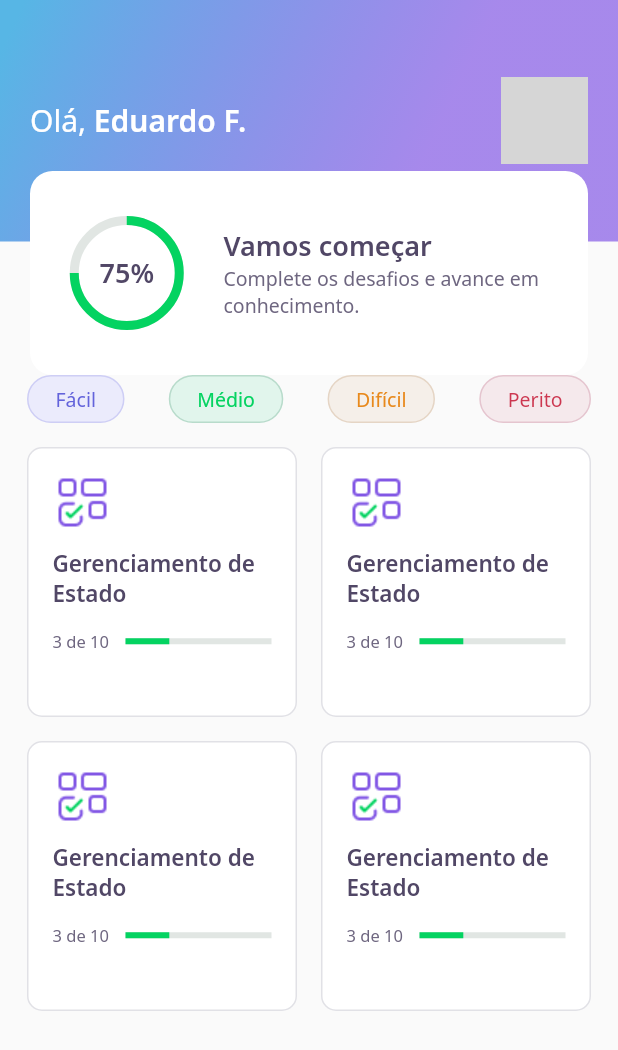
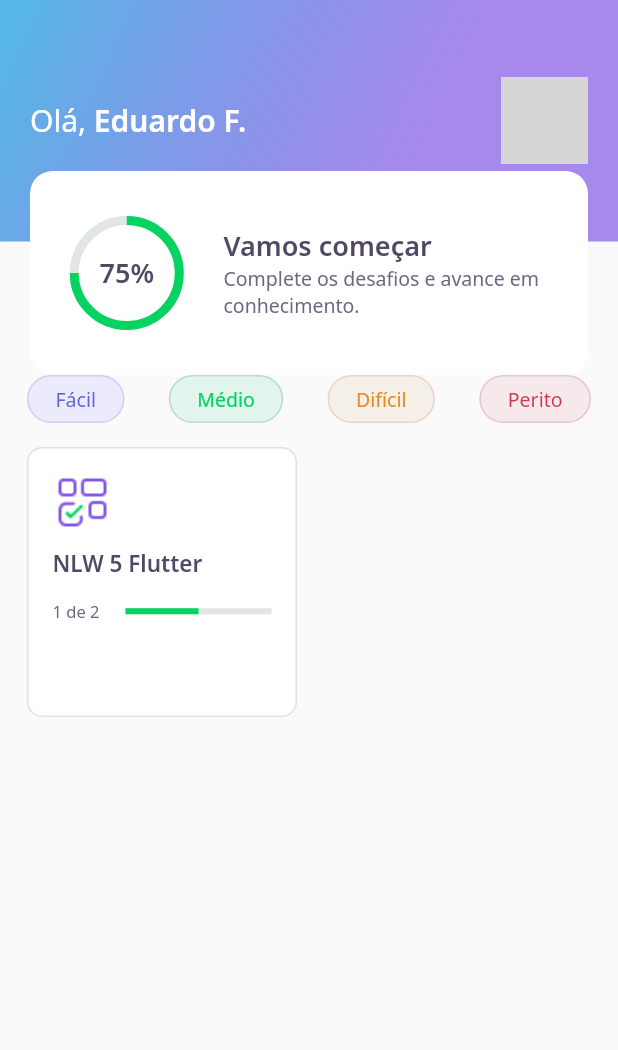
Before and after one commit to fernandes-dev/devquiz, a Flutter app: the HomePage screen opened directly, on a phone screen of 412 x 824 dp. Shown: the top 1050 px of the screen. Run offline on Flutter 3.47's test engine with Material 2 defaults, Android fonts, the phone set to English and light mode, and no system bars; our stand-ins replace google_fonts; accounts and stored records are empty; network calls fail; grey boxes are pictures that could not be loaded.

Commit message:
third day features

```diff
--- /dev/null
+++ b/database/quizzes.json
@@ -0,0 +1,34 @@
+[
+  {
+    "title": "NLW 5 Flutter",
+    "image": "blocks",
+    "questionAnswered": 1,
+    "level": "facil",
+    "questions": [
+      {
+        "title": "Está curtindo o Flutter?",
+        "answers": [
+          { "title": "Sim, o NLW é muito massa." },
+          { "title": "Não, achei muito chato." },
+          { "title": "Era melhor ter ido ver o filme do Pelé." },
+          {
+            "title": "Amando demais, melhor curso de Flutter.",
+            "isRight": true
+          }
+        ]
+      },
+      {
+        "title": "Está curtindo o Flutter?",
+        "answers": [
+          { "title": "Sim, o NLW é muito massa." },
+          { "title": "Não, achei muito chato." },
+          { "title": "Era melhor ter ido ver o filme do Pelé." },
+          {
+            "title": "Amando demais, melhor curso de Flutter.",
+            "isRight": true
+          }
+        ]
+      }
+    ]
+  }
+]
--- /dev/null
+++ b/database/user.json
@@ -0,0 +1,5 @@
+{
+  "name": "Eduardo F.",
+  "score": 0,
+  "photoUrl": "https://avatars.githubusercontent.com/u/44908695?s=400&u=83ebb03fabcb43a1a7db020070c3f26b72c63078&v=4"
+}
--- a/lib/core/app_widget.dart
+++ b/lib/core/app_widget.dart
@@ -1,4 +1,4 @@
-import 'package:devquiz/challenge/challenge_page.dart';
+import 'package:devquiz/home/home_page.dart';
 import 'package:flutter/material.dart';
 
 class AppWidget extends StatelessWidget {
@@ -6,7 +6,7 @@ class AppWidget extends StatelessWidget {
   Widget build(BuildContext context) {
     return MaterialApp(
       title: "DevQuiz",
-      home: ChallengePage(),
+      home: HomePage(),
     );
   }
 }
--- /dev/null
+++ b/lib/home/home_controller.dart
@@ -0,0 +1,31 @@
+import 'package:devquiz/core/app_images.dart';
+import 'package:devquiz/home/home_repository.dart';
+import 'package:devquiz/home/home_state.dart';
+import 'package:devquiz/shared/models/answer_model.dart';
+import 'package:devquiz/shared/models/question_model.dart';
+import 'package:devquiz/shared/models/quiz_model.dart';
+import 'package:devquiz/shared/models/user_model.dart';
+import 'package:flutter/material.dart';
+
+class HomeController {
+  final stateNotifier = ValueNotifier<HomeState>(HomeState.empty);
+  set state(HomeState state) => stateNotifier.value = state;
+  HomeState get state => stateNotifier.value;
+
+  UserModel? user;
+  List<QuizModel>? quizzes;
+
+  final repository = HomeRepository();
+
+  void getUser() async {
+    state = HomeState.loading;
+    user = await repository.getUser();
+    state = HomeState.success;
+  }
+
+  void getQuizzes() async {
+    state = HomeState.loading;
+    quizzes = await repository.getQuizzes();
+    state = HomeState.success;
+  }
+}
--- a/lib/home/home_page.dart
+++ b/lib/home/home_page.dart
@@ -1,7 +1,10 @@
+import 'package:devquiz/core/app_colors.dart';
+import 'package:devquiz/home/home_state.dart';
 import 'package:devquiz/home/widgets/level_button/level_button_widget.dart';
 import 'package:devquiz/home/widgets/quiz_card/quiz_card_widget.dart';
 import 'package:flutter/material.dart';
 
+import 'home_controller.dart';
 import 'widgets/appbar/app_bar_widget.dart';
 
 class HomePage extends StatefulWidget {
@@ -12,10 +15,25 @@ class HomePage extends StatefulWidget {
 final List<String> levelButtonsList = ["Fácil", "Médio", "Difícil", "Perito"];
 
 class _HomePageState extends State<HomePage> {
+  final controller = HomeController();
+
+  @override
+  void initState() {
+    super.initState();
+    controller.getUser();
+    controller.getQuizzes();
+    controller.stateNotifier.addListener(() {
+      setState(() {});
+    });
+  }
+
   @override
   Widget build(BuildContext context) {
+    if (controller.state == HomeState.success) {
       return Scaffold(
-      appBar: AppBarWidget(),
+        appBar: AppBarWidget(
+          user: controller.user!,
+        ),
         body: Padding(
           padding: const EdgeInsets.symmetric(horizontal: 10),
           child: Column(
@@ -33,17 +51,28 @@ class _HomePageState extends State<HomePage> {
               Expanded(
                 child: GridView.count(
                   crossAxisCount: 2,
-                children: [
-                  QuizCardWidget(),
-                  QuizCardWidget(),
-                  QuizCardWidget(),
-                  QuizCardWidget(),
-                ],
+                  children: controller.quizzes!.map((quiz) {
+                    return QuizCardWidget(
+                      title: quiz.title,
+                      percentage: quiz.questionAnswered / quiz.questions.length,
+                      completed:
+                          "${quiz.questionAnswered} de ${quiz.questions.length}",
+                    );
+                  }).toList(),
                 ),
               )
             ],
           ),
         ),
       );
+    } else {
+      return Scaffold(
+        body: Center(
+          child: CircularProgressIndicator(
+            valueColor: AlwaysStoppedAnimation<Color>(AppColors.darkGreen),
+          ),
+        ),
+      );
     }
   }
+}
--- /dev/null
+++ b/lib/home/home_state.dart
@@ -0,0 +1 @@
+enum HomeState { success, loading, error, empty }
--- a/lib/home/widgets/appbar/app_bar_widget.dart
+++ b/lib/home/widgets/appbar/app_bar_widget.dart
@@ -1,10 +1,13 @@
 import 'package:devquiz/core/app_gradients.dart';
 import 'package:devquiz/core/app_text_styles.dart';
 import 'package:devquiz/home/widgets/score_card/score_card_widget.dart';
+import 'package:devquiz/shared/models/user_model.dart';
 import 'package:flutter/material.dart';
 
 class AppBarWidget extends PreferredSize {
-  AppBarWidget()
+  final UserModel user;
+
+  AppBarWidget({required this.user})
       : super(
           preferredSize: Size.fromHeight(250),
           child: Container(
@@ -25,7 +28,7 @@ class AppBarWidget extends PreferredSize {
                           style: AppTextStyles.title,
                           children: [
                             TextSpan(
-                                text: "Eduardo F.",
+                                text: user.name,
                                 style: AppTextStyles.titleBold),
                           ],
                         ),
@@ -36,8 +39,7 @@ class AppBarWidget extends PreferredSize {
                         decoration: BoxDecoration(
                           borderRadius: BorderRadius.circular(10),
                           image: DecorationImage(
-                            image: NetworkImage(
-                                "https://avatars.githubusercontent.com/u/44908695?s=400&u=83ebb03fabcb43a1a7db020070c3f26b72c63078&v=4"),
+                            image: NetworkImage(user.photoUrl),
                           ),
                         ),
                       )
--- a/lib/home/widgets/quiz_card/quiz_card_widget.dart
+++ b/lib/home/widgets/quiz_card/quiz_card_widget.dart
@@ -1,10 +1,22 @@
+import 'package:flutter/material.dart';
+
 import 'package:devquiz/core/app_colors.dart';
 import 'package:devquiz/core/app_images.dart';
 import 'package:devquiz/core/app_text_styles.dart';
 import 'package:devquiz/shared/widgets/progress_indicator/progress_indicator_widget.dart';
-import 'package:flutter/material.dart';
 
 class QuizCardWidget extends StatelessWidget {
+  final String title;
+  final String completed;
+  final double percentage;
+
+  const QuizCardWidget({
+    Key? key,
+    required this.title,
+    required this.completed,
+    required this.percentage,
+  }) : super(key: key);
+
   @override
   Widget build(BuildContext context) {
     return Padding(
@@ -26,7 +38,7 @@ class QuizCardWidget extends StatelessWidget {
             ),
             SizedBox(height: 10),
             Text(
-              "Gerenciamento de Estado",
+              title,
               style: AppTextStyles.heading15,
             ),
             SizedBox(height: 15),
@@ -35,13 +47,13 @@ class QuizCardWidget extends StatelessWidget {
                 Expanded(
                   flex: 1,
                   child: Text(
-                    "3 de 10",
+                    completed,
                     style: AppTextStyles.body11,
                   ),
                 ),
                 Expanded(
                   flex: 2,
-                  child: ProgressIndicatorWidget(value: 0.3),
+                  child: ProgressIndicatorWidget(value: percentage),
                 )
               ],
             )
--- /dev/null
+++ b/lib/shared/models/quiz_model.dart
@@ -0,0 +1,65 @@
+import 'dart:convert';
+
+import 'package:devquiz/shared/models/question_model.dart';
+
+enum Level { facil, medio, dificil, perito }
+
+extension LevelStringExt on String {
+  Level get parse => {
+        "facil": Level.facil,
+        "medio": Level.medio,
+        "dificil": Level.dificil,
+        "perito": Level.perito,
+      }[this]!;
+}
+
+extension LevelExt on Level {
+  String get parse => {
+        Level.facil: "facil",
+        Level.medio: "medio",
+        Level.dificil: "dificil",
+        Level.perito: "perito",
+      }[this]!;
+}
+
+class QuizModel {
+  final String title;
+  final List<QuestionModel> questions;
+  final int questionAnswered;
+  final String image;
+  final Level level;
+
+  QuizModel({
+    required this.title,
+    required this.questions,
+    this.questionAnswered = 0,
+    required this.image,
+    required this.level,
+  });
+
+  Map<String, dynamic> toMap() {
+    return {
+      'title': title,
+      'questions': questions.map((x) => x.toMap()).toList(),
+      'questionAnswered': questionAnswered,
+      'image': image,
+      'level': level.parse,
+    };
+  }
+
+  factory QuizModel.fromMap(Map<String, dynamic> map) {
+    return QuizModel(
+      title: map['title'],
+      questions: List<QuestionModel>.from(
+          map['questions']?.map((x) => QuestionModel.fromMap(x))),
+      questionAnswered: map['questionAnswered'],
+      image: map['image'],
+      level: map['level'].toString().parse,
+    );
+  }
+
+  String toJson() => json.encode(toMap());
+
+  factory QuizModel.fromJson(String source) =>
+      QuizModel.fromMap(json.decode(source));
+}
--- /dev/null
+++ b/lib/shared/models/user_model.dart
@@ -0,0 +1,34 @@
+import 'dart:convert';
+
+class UserModel {
+  final String name;
+  final String photoUrl;
+  final int score;
+
+  UserModel({
+    required this.name,
+    required this.photoUrl,
+    this.score = 0,
+  });
+
+  Map<String, dynamic> toMap() {
+    return {
+      'name': name,
+      'photoUrl': photoUrl,
+      'score': score,
+    };
+  }
+
+  factory UserModel.fromMap(Map<String, dynamic> map) {
+    return UserModel(
+      name: map['name'],
+      photoUrl: map['photoUrl'],
+      score: map['score'],
+    );
+  }
+
+  String toJson() => json.encode(toMap());
+
+  factory UserModel.fromJson(String source) =>
+      UserModel.fromMap(json.decode(source));
+}
--- a/pubspec.yaml
+++ b/pubspec.yaml
@@ -18,5 +18,6 @@ dev_dependencies:
 flutter:
   assets:
     - assets/images/
+    - database/
 
   uses-material-design: true
```
Also changed, not shown: lib/home/home_repository.dart (added, +22 -0 lines), lib/shared/models/answer_model.dart (added, +27 -0 lines), lib/shared/models/question_model.dart (added, +33 -0 lines). Lines whose indentation alone changed are shown as unchanged.
